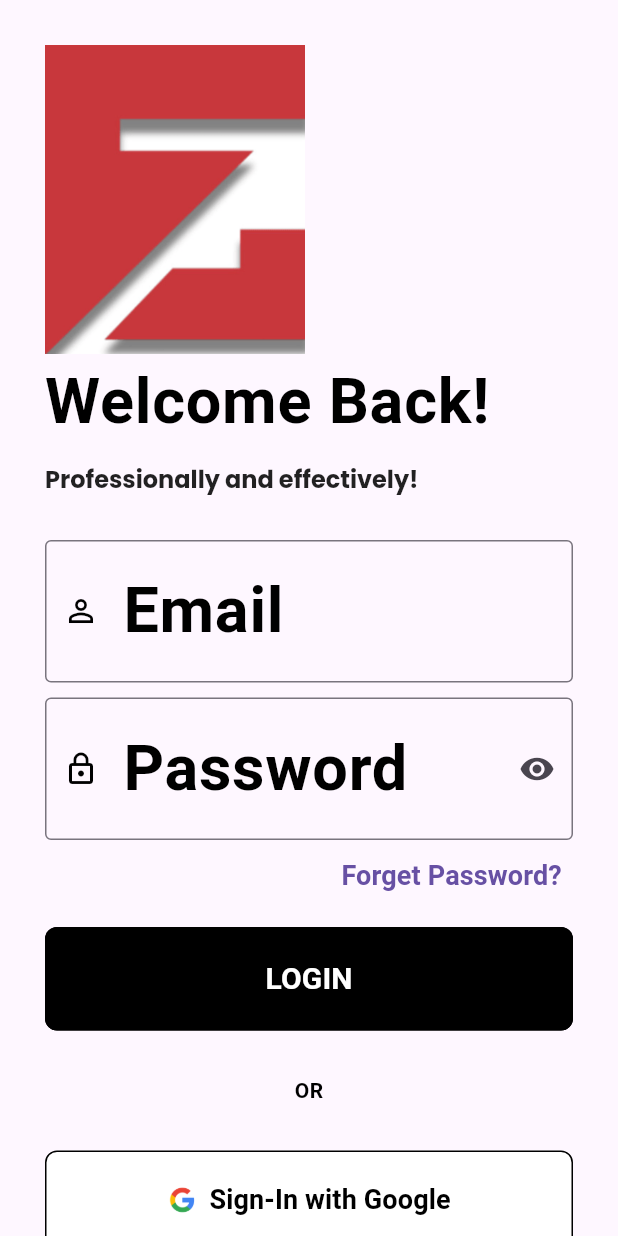
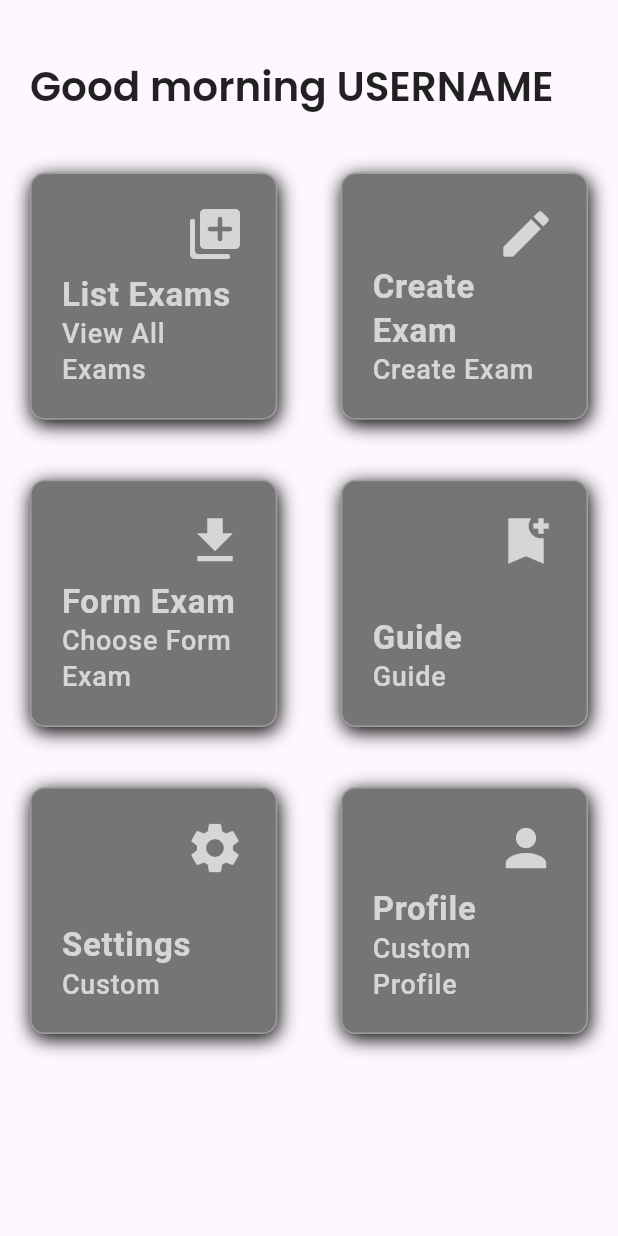
Before and after one commit to sum812/EZ-Grader-DTU, a Flutter app: the SigninScreen screen opened directly, after a tap on "LOGIN", on a phone screen of 412 x 824 dp. Run offline on Flutter 3.47's test engine with Material 3 defaults, Android fonts, the phone set to English and light mode, and no system bars; our stand-ins replace flutter_otp_text_field, get, google_fonts, liquid_swipe, smooth_page_indicator.

Commit message:
completed form app

```diff
--- a/lib/main.dart
+++ b/lib/main.dart
@@ -2,6 +2,7 @@ import 'package:ez_grader/src/features/authentication/screens/signin/signin_scre
 import 'package:ez_grader/src/features/authentication/screens/signup/signup_screen.dart';
 import 'package:ez_grader/src/features/authentication/screens/splash_screen/splash_screen.dart';
 import 'package:ez_grader/src/features/authentication/screens/welcome/welcome_screen.dart';
+import 'package:ez_grader/src/features/core/screens/home/home.dart';
 import 'package:ez_grader/src/utils/theme/theme.dart';
 import 'package:flutter/material.dart';
 import 'package:get/get.dart';
@@ -22,8 +23,8 @@ class App extends StatelessWidget {
       themeMode: ThemeMode.system,
       defaultTransition: Transition.leftToRightWithFade,
       transitionDuration: const Duration(milliseconds: 500),
-      // home: SplashScreen(),
-      home: WelcomeScreen(),
+      home: SplashScreen(),
+      // home: HomeScreen(),
     );
   }
 }
--- a/lib/src/constants/image_string.dart
+++ b/lib/src/constants/image_string.dart
@@ -16,7 +16,6 @@
 // forget
 const String tForgetPasswordImage = "assets/images/forget_password/forget_password.png";
 
-
 // ICONS
 
 // Google icon
--- a/lib/src/constants/sizes.dart
+++ b/lib/src/constants/sizes.dart
@@ -3,3 +3,7 @@ const tSplashContainerSize = 60.0;
 const tButtonHeight = 20.0;
 const tFormSize = 30.0;
 const tFormHeight = 30.0;
+
+// dash board
+const tHomePadding = 20.0;
+const tHomeCardPadding = 20.0;
--- a/lib/src/constants/text_string.dart
+++ b/lib/src/constants/text_string.dart
@@ -1,25 +1,35 @@
 // generic text
+
 const String tLogin = "Login";
 const String tSignUp = "Signup";
 const String tEmail = "Email";
 const String tPassword = "Password";
-const String tConfirmPassword = "Confirm Password";
+const String tConfirmPassword =
+    "Confirm Password";
 const String tForgetPassword = "Forget Password?";
-const String tSignInWithGoogle = "Sign-In with Google";
+const String tSignInWithGoogle =
+    "Sign-In with Google";
 const String tFullName = "Full Name";
 const String tPhoneNumber = "Phone Number";
 
 // splash screen string
 const String tAppName = "EZ Grader - DTU";
-const String tAppTag = "Improve Knowledge\nImprove Quality";
+const String tAppTag =
+    "Improve Knowledge\nImprove Quality";
 
 // on boarding screen string
-const String tOnBoardingTitle1 = "EZ Grader DTU:\nYour Smart Grading Solution";
-const String tOnBoardingTitle2 = "Effortless Grade Management\nwith EZ Grader DTU";
-const String tOnBoardingTitle3 = "Streamlining Your Grading Process";
-const String tOnBoardingSubTitle1 = "Optimize your time and accuracy in grading your exams";
-const String tOnBoardingSubTitle2 = "The perfect aid for teachers and students facing assessments";
-const String tOnBoardingSubTitle3 = "Professional grading with an easy-to-use integrated app";
+const String tOnBoardingTitle1 =
+    "EZ Grader DTU:\nYour Smart Grading Solution";
+const String tOnBoardingTitle2 =
+    "Effortless Grade Management\nwith EZ Grader DTU";
+const String tOnBoardingTitle3 =
+    "Streamlining Your Grading Process";
+const String tOnBoardingSubTitle1 =
+    "Optimize your time and accuracy in grading your exams";
+const String tOnBoardingSubTitle2 =
+    "The perfect aid for teachers and students facing assessments";
+const String tOnBoardingSubTitle3 =
+    "Professional grading with an easy-to-use integrated app";
 
 // welcome screen string
 const String tSubHeading = "Have a great day ❤️";
@@ -28,28 +38,68 @@ const String tWelcomeTag = "welcome-image-tag";
 
 // login screen string
 const String tLoginTitle = "Welcome Back!";
-const String tLoginSubTitle = "Professionally and effectively!";
+const String tLoginSubTitle =
+    "Professionally and effectively!";
 const String tRememberMe = "Remember Me?";
-const String tDontHaveAnAccount = "Don't have an account? ";
+const String tDontHaveAnAccount =
+    "Don't have an account? ";
 
 // signup screen string
 const String tSignUpTitle = "Get On Board!";
-const String tSignUpSubTitle = "Time is money\nThe quiz making app helps you save both!";
-const String tAlreadyHaveAnAccount = "Already have an account? ";
+const String tSignUpSubTitle =
+    "Time is money\nThe quiz making app helps you save both!";
+const String tAlreadyHaveAnAccount =
+    "Already have an account? ";
 
 // forgot password string
-const String tForgetPasswordTitle = "Make Selection!";
-const String tForgetPasswordSubTitle = "Select one of the options given below to reset your password!";
+const String tForgetPasswordTitle =
+    "Make Selection!";
+const String tForgetPasswordSubTitle =
+    "Select one of the options given below to reset your password!";
 const String tEmailTitle = "Email Verification";
-const String tPhoneNumberTitle = "Phone Number Verification";
-const String tResetViaEmail = "Reset via Email verification";
-const String tResetViaPhone = "Reset via Phone number verification";
-const String tEmailSubTitle = "Enter Email to receive OTP";
-const String tPhoneNumberSubTitle = "Enter Phone Number to receive OTP";
+const String tPhoneNumberTitle =
+    "Phone Number Verification";
+const String tResetViaEmail =
+    "Reset via Email verification";
+const String tResetViaPhone =
+    "Reset via Phone number verification";
+const String tEmailSubTitle =
+    "Enter Email to receive OTP";
+const String tPhoneNumberSubTitle =
+    "Enter Phone Number to receive OTP";
 const String tNext = "Next";
 
 // OTP
 const String tOtpTitle = "CO\nDE";
 const String tOtpSubTitle = "Verification";
-const String tOtpMessage = "Enter the verification code sent at";
+const String tOtpMessage =
+    "Enter the verification code sent at";
 const String tEmailSupport = "sssum812@gmail.com";
+
+// Home Screen
+final now = DateTime.now();
+String tHomeTitle = (now.hour >= 6 &&
+        now.hour < 12)
+    ? "Good morning USERNAME"
+    : (now.hour >= 12 && now.hour < 13)
+        ? "Good afternoon USERNAME"
+        : (now.hour >= 13 && now.hour < 18)
+            ? "Good afternoon USERNAME"
+            : (now.hour >= 18 && now.hour < 24)
+                ? "Good evening USERNAME"
+                : "Good evening USERNAME";
+
+
+const String tHomeWidgetListExam = "List Exams";
+const String tHomeWidgetCreateExam = "Create Exam";
+const String tHomeWidgetFormExam = "Form Exam";
+const String tHomeWidgetGuide = "Guide";
+const String tHomeWidgetSetting = "Settings";
+const String tHomeWidgetProfile = "Profile";
+
+const String tHomeWidgetListExamSub = "View All Exams";
+const String tHomeWidgetCreateExamSub = "Create Exam";
+const String tHomeWidgetFormExamSub = "Choose Form Exam";
+const String tHomeWidgetGuideSub = "Guide";
+const String tHomeWidgetSettingSub = "Custom";
+const String tHomeWidgetProfileSub = "Custom Profile";
--- a/lib/src/features/authentication/screens/signin/widgets/signin_form_widget.dart
+++ b/lib/src/features/authentication/screens/signin/widgets/signin_form_widget.dart
@@ -2,6 +2,9 @@ import 'package:ez_grader/src/constants/sizes.dart';
 import 'package:ez_grader/src/constants/text_string.dart';
 import 'package:ez_grader/src/features/authentication/screens/forget_password/forget_password_options/forgot_password_model_bottom_sheet.dart';
 import 'package:flutter/material.dart';
+import 'package:get/get.dart';
+
+import '../../../../core/screens/home/home.dart';
 
 class SigninForm extends StatelessWidget {
   const SigninForm({
@@ -62,7 +65,9 @@ class SigninForm extends StatelessWidget {
             SizedBox(
               width: double.infinity,
               child: ElevatedButton(
-                onPressed: () {},
+                onPressed: () {
+                  Get.to(() => HomeScreen());
+                },
                 child: Text(
                   tLogin.toUpperCase(),
                   style: const TextStyle(
--- /dev/null
+++ b/lib/src/features/core/screens/create_exam/create_exam.dart
@@ -0,0 +1,12 @@
+import 'package:flutter/material.dart';
+
+class CreateExamScreen extends StatelessWidget {
+  const CreateExamScreen({super.key});
+
+  @override
+  Widget build(BuildContext context) {
+    return const Center(
+      child: Text("Create exam"),
+    );
+  }
+}
--- /dev/null
+++ b/lib/src/features/core/screens/form_exam/form_exam.dart
@@ -0,0 +1,12 @@
+import 'package:flutter/material.dart';
+
+class FormExamScreen extends StatelessWidget {
+  const FormExamScreen({super.key});
+
+  @override
+  Widget build(BuildContext context) {
+    return const Center(
+      child: Text("Form Exam"),
+    );
+  }
+}
--- /dev/null
+++ b/lib/src/features/core/screens/guide/guide.dart
@@ -0,0 +1,12 @@
+import 'package:flutter/material.dart';
+
+class GuideScreen extends StatelessWidget {
+  const GuideScreen({super.key});
+
+  @override
+  Widget build(BuildContext context) {
+    return const Center(
+      child: Text("Guide Screen"),
+    );
+  }
+}
--- /dev/null
+++ b/lib/src/features/core/screens/home/home.dart
@@ -0,0 +1,107 @@
+import 'package:ez_grader/src/constants/sizes.dart';
+import 'package:ez_grader/src/constants/text_string.dart';
+import 'package:ez_grader/src/features/authentication/controllers/click_to_exit_controller.dart';
+import 'package:ez_grader/src/features/core/screens/create_exam/create_exam.dart';
+import 'package:ez_grader/src/features/core/screens/form_exam/form_exam.dart';
+import 'package:ez_grader/src/features/core/screens/guide/guide.dart';
+import 'package:ez_grader/src/features/core/screens/home/widgets/row_home_widget.dart';
+import 'package:ez_grader/src/features/core/screens/list_exams/list_exams.dart';
+import 'package:ez_grader/src/features/core/screens/profile/profile.dart';
+import 'package:ez_grader/src/features/core/screens/settings/settings.dart';
+import 'package:flutter/material.dart';
+import 'package:get/get.dart';
+
+class HomeScreen extends StatelessWidget {
+  HomeScreen({super.key});
+
+  final ClickToExit clickToExit = ClickToExit();
+
+  @override
+  Widget build(BuildContext context) {
+    final size = MediaQuery.of(context).size;
+    return SafeArea(
+      child: Scaffold(
+        body: SingleChildScrollView(
+          child: WillPopScope(
+            onWillPop: () async {
+              return clickToExit
+                  .onWillPop(context);
+            },
+            child: Container(
+              padding: const EdgeInsets.all(
+                  tHomePadding),
+              child: Column(
+                crossAxisAlignment:
+                    CrossAxisAlignment.start,
+                children: [
+                  const SizedBox(
+                    height: tHomePadding,
+                  ),
+                      Text(
+                        tHomeTitle,
+                        style: Theme.of(context)
+                            .textTheme
+                            .headline4
+                            ?.copyWith(
+                                fontSize: 27,
+                                fontWeight:
+                                    FontWeight
+                                        .w600),
+                      ),
+                  const SizedBox(
+                    height: tHomePadding * 2,
+                  ),
+
+                  SingleChildScrollView(
+                    child: Column(
+                      children: [
+                        RowHomeWidget(size: size,
+                          title1: tHomeWidgetListExam, title2: tHomeWidgetCreateExam,
+                          subTitle1: tHomeWidgetListExamSub, subTitle2: tHomeWidgetCreateExamSub,
+                          iconData1: Icons.library_add_rounded, iconData2: Icons.create_rounded,
+                          onTap1: (){
+                            Get.to(() => const ListExamsScreen());
+                          }, onTap2: (){
+                            Get.to(() => const CreateExamScreen());
+                          },
+                        ),
+                        const SizedBox(
+                          height: tHomePadding * 2,
+                        ),
+
+                        RowHomeWidget(size: size,
+                          title1: tHomeWidgetFormExam, title2: tHomeWidgetGuide,
+                          subTitle1: tHomeWidgetFormExamSub, subTitle2: tHomeWidgetGuideSub,
+                          iconData1: Icons.download, iconData2: Icons.bookmark_add_sharp,
+                          onTap1: (){
+                            Get.to(() => const FormExamScreen());
+                          }, onTap2: (){
+                            Get.to(() => const GuideScreen());
+                          },
+                        ),
+                        const SizedBox(
+                          height: tHomePadding * 2,
+                        ),
+
+                        RowHomeWidget(size: size,
+                          title1: tHomeWidgetSetting, title2: tHomeWidgetProfile,
+                          subTitle1: tHomeWidgetSettingSub, subTitle2: tHomeWidgetProfileSub,
+                          iconData1: Icons.settings, iconData2: Icons.person,
+                          onTap1: (){
+                            Get.to(() => const SettingsScreen());
+                          }, onTap2: (){
+                            Get.to(() => const ProfileScreen());
+                          },
+                        ),
+                      ],
+                    ),
+                  ),
+                ],
+              ),
+            ),
+          ),
+        ),
+      ),
+    );
+  }
+}
--- /dev/null
+++ b/lib/src/features/core/screens/home/widgets/home_widget.dart
@@ -0,0 +1,94 @@
+import 'package:ez_grader/src/constants/sizes.dart';
+import 'package:flutter/material.dart';
+
+class HomeWidget extends StatelessWidget {
+  const HomeWidget({
+    super.key,
+    required this.size,
+    required this.title,
+    required this.subtitle,
+    required this.icon,
+    required this.onTap,
+  });
+
+  final Size size;
+  final String title, subtitle;
+  final IconData icon;
+  final VoidCallback? onTap;
+
+  @override
+  Widget build(BuildContext context) {
+    return GestureDetector(
+      onTap: onTap,
+      child: Container(
+        height: size.width * 0.4,
+        width: size.width * 0.4,
+        padding:
+        const EdgeInsets.all(
+            tHomeCardPadding),
+        decoration: BoxDecoration(
+          border: Border.all(
+              color: Colors.grey),
+          borderRadius:
+          const BorderRadius
+              .all(
+              Radius.circular(
+                  10.0)),
+          color: Colors.grey[600],
+          boxShadow: const [BoxShadow(blurRadius: 10,color: Colors.black,offset: Offset(1,3))],
+        ),
+        child: Column(
+          crossAxisAlignment:
+          CrossAxisAlignment
+              .start,
+          mainAxisAlignment:
+          MainAxisAlignment.spaceBetween,
+          children: [
+            Row(
+              children: [
+                SizedBox(
+                  width: size.width * 0.2,
+                ),
+                Icon(icon, size: 40,color: Colors.white70,)
+              ],
+            ),
+            Column(
+              crossAxisAlignment:
+              CrossAxisAlignment
+                  .start,
+              mainAxisAlignment:
+              MainAxisAlignment
+                  .end,
+              children: [
+                Text(
+                  title,
+                  style: Theme.of(
+                      context)
+                      .textTheme
+                      .labelMedium
+                      ?.copyWith(
+                      fontSize:
+                      22,
+                      fontWeight:
+                      FontWeight
+                          .bold,
+                  color: Colors.white70),
+                ),
+                Text(
+                  subtitle,
+                  style: Theme.of(
+                      context)
+                      .textTheme
+                      .labelMedium
+                      ?.copyWith(
+                      fontSize:
+                      18, color: Colors.white70),
+                ),
+              ],
+            ),
+          ],
+        ),
+      ),
+    );
+  }
+}
--- /dev/null
+++ b/lib/src/features/core/screens/home/widgets/row_home_widget.dart
@@ -0,0 +1,49 @@
+import 'package:flutter/material.dart';
+
+import 'home_widget.dart';
+
+class RowHomeWidget extends StatelessWidget {
+  const RowHomeWidget({
+    super.key,
+    required this.size,
+    required this.title1,
+    required this.subTitle1,
+    required this.iconData1,
+    required this.onTap1,
+    required this.title2,
+    required this.subTitle2,
+    required this.iconData2,
+    required this.onTap2,
+  });
+
+  final Size size;
+  final String title1, title2;
+  final String subTitle1, subTitle2;
+  final IconData iconData1, iconData2;
+  final VoidCallback? onTap1, onTap2;
+
+  @override
+  Widget build(BuildContext context) {
+    return Row(
+      mainAxisAlignment: MainAxisAlignment.spaceBetween,
+      children: [
+        HomeWidget(
+          size: size,
+          icon: iconData1,
+          title: title1,
+          subtitle:
+          subTitle1,
+          onTap: onTap1,
+        ),
+        HomeWidget(
+          size: size,
+          icon: iconData2,
+          title: title2,
+          subtitle:
+          subTitle2,
+          onTap: onTap2,
+        ),
+      ],
+    );
+  }
+}
--- /dev/null
+++ b/lib/src/features/core/screens/list_exams/list_exams.dart
@@ -0,0 +1,14 @@
+import 'package:flutter/material.dart';
+
+class ListExamsScreen extends StatelessWidget {
+  const ListExamsScreen({super.key});
+
+  @override
+  Widget build(BuildContext context) {
+    return const Center(
+      child: Text(
+        "List Exams"
+      ),
+    );
+  }
+}
--- /dev/null
+++ b/lib/src/features/core/screens/profile/profile.dart
@@ -0,0 +1,12 @@
+import 'package:flutter/material.dart';
+
+class ProfileScreen extends StatelessWidget {
+  const ProfileScreen({super.key});
+
+  @override
+  Widget build(BuildContext context) {
+    return const Center(
+      child: Text("Profile Screen"),
+    );
+  }
+}
--- /dev/null
+++ b/lib/src/features/core/screens/settings/settings.dart
@@ -0,0 +1,12 @@
+import 'package:flutter/material.dart';
+
+class SettingsScreen extends StatelessWidget {
+  const SettingsScreen({super.key});
+
+  @override
+  Widget build(BuildContext context) {
+    return const Center(
+      child: Text("Settings Screen"),
+    );
+  }
+}
```
